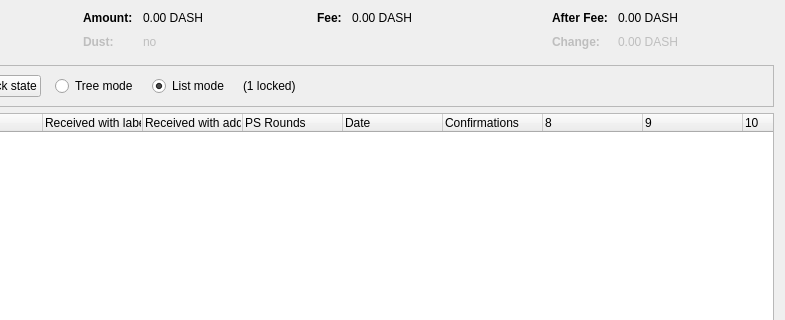
Qt form src/qt/forms/coincontroldialog.ui (UbiState/ubicoin) before a commit; both pictures show x 169 to 954 and y 0 to 320 of the 954 by 500 pixel window.
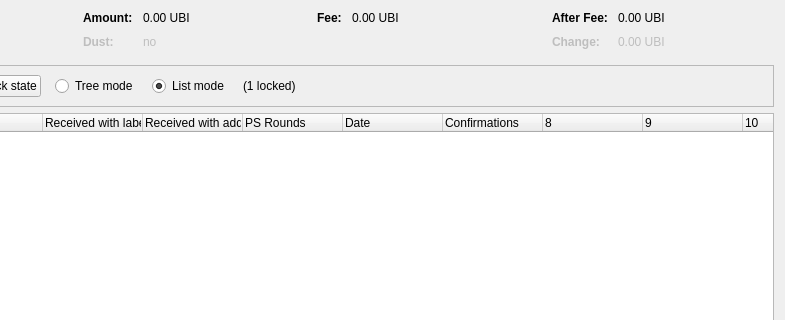
The same form after that commit. Custom widgets are drawn as their Qt base class.

What changed in the file:
```diff
--- a/src/qt/forms/coincontroldialog.ui
+++ b/src/qt/forms/coincontroldialog.ui
@@ -132,7 +132,7 @@
           <enum>Qt::ActionsContextMenu</enum>
          </property>
          <property name="text">
-          <string notr="true">0.00 DASH</string>
+          <string notr="true">0.00 UBI</string>
          </property>
          <property name="textInteractionFlags">
           <set>Qt::LinksAccessibleByMouse|Qt::TextSelectableByKeyboard|Qt::TextSelectableByMouse</set>
@@ -212,7 +212,7 @@
           <enum>Qt::ActionsContextMenu</enum>
          </property>
          <property name="text">
-          <string notr="true">0.00 DASH</string>
+          <string notr="true">0.00 UBI</string>
          </property>
          <property name="textInteractionFlags">
           <set>Qt::LinksAccessibleByMouse|Qt::TextSelectableByKeyboard|Qt::TextSelectableByMouse</set>
@@ -257,7 +257,7 @@
           <enum>Qt::ActionsContextMenu</enum>
          </property>
          <property name="text">
-          <string notr="true">0.00 DASH</string>
+          <string notr="true">0.00 UBI</string>
          </property>
          <property name="textInteractionFlags">
           <set>Qt::LinksAccessibleByMouse|Qt::TextSelectableByKeyboard|Qt::TextSelectableByMouse</set>
@@ -292,7 +292,7 @@
           <enum>Qt::ActionsContextMenu</enum>
          </property>
          <property name="text">
-          <string notr="true">0.00 DASH</string>
+          <string notr="true">0.00 UBI</string>
          </property>
          <property name="textInteractionFlags">
           <set>Qt::LinksAccessibleByMouse|Qt::TextSelectableByKeyboard|Qt::TextSelectableByMouse</set>
```
